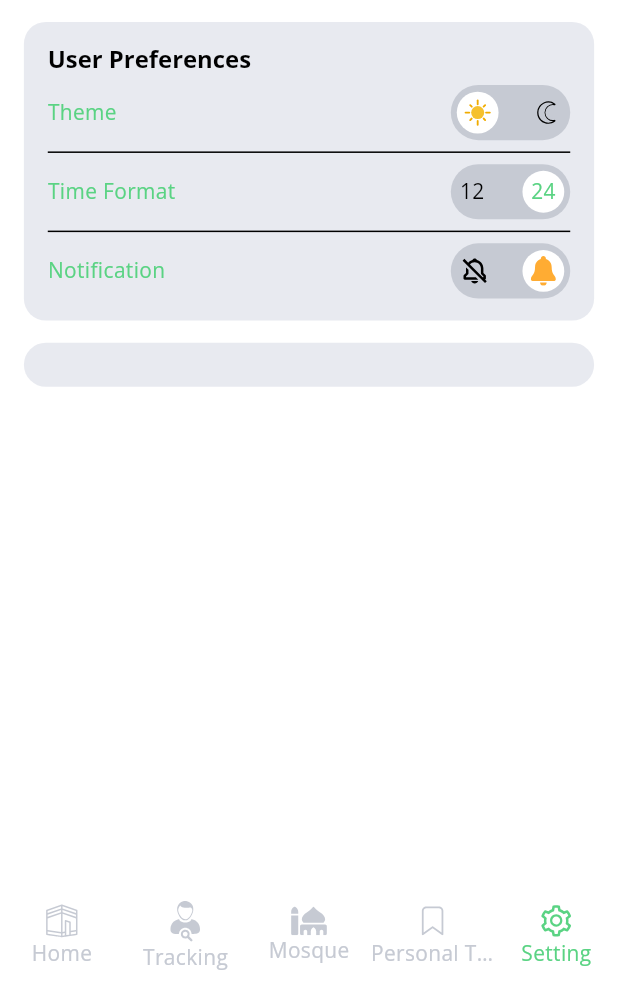
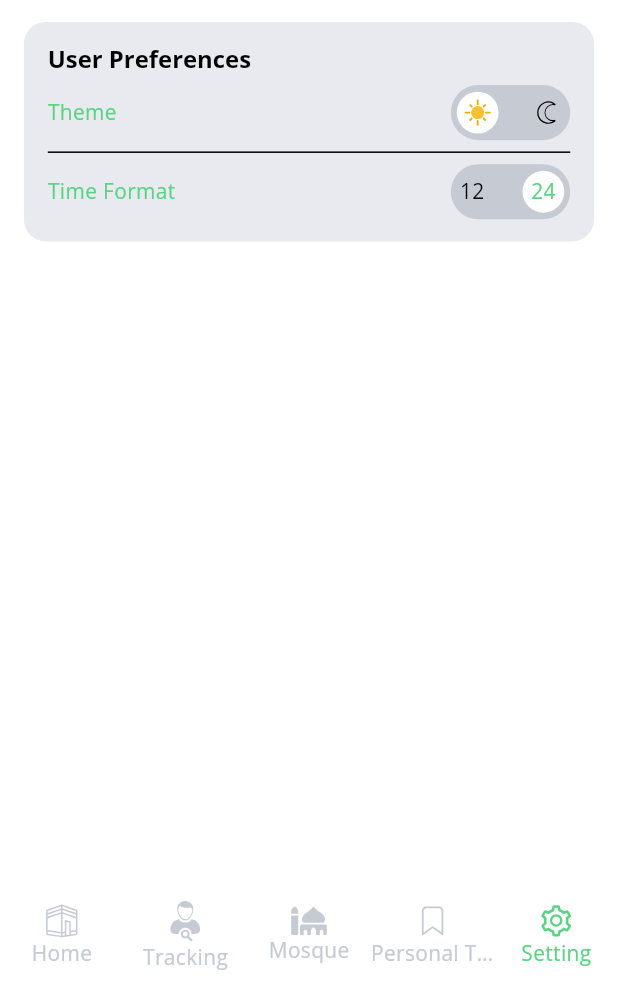
Before and after one commit to ashrafulparan2/Deen-An-Islamic-Application, a Flutter app: the TabScaffold screen opened directly, item 5 of the bottom bar chosen, on a phone screen of 412 x 824 dp, the part 253-1236 px from its top. Run offline on Flutter 3.47's test engine with Material 3 defaults, Android fonts, the phone set to English and light mode, and no system bars; our stand-ins replace bloc, cloud_firestore, dartz, dio, equatable, firebase_auth and 19 more; missing offline and left inert: motion_sensors; accounts and stored records are empty; network calls fail; project files that could hold a hidden picture were left out.

Commit message:
settings page changed

```diff
--- a/lib/src/features/setting/widget/social_media_card.dart
+++ b/lib/src/features/setting/widget/social_media_card.dart
@@ -10,82 +10,6 @@
 
   @override
   Widget build(BuildContext context) {
-    return SiratCard(
-      child: Column(
-        children: [
-          Row(
-              crossAxisAlignment: CrossAxisAlignment.start,
-              children: socialMediaList.length >= 3
-                  ? List.generate(
-                      3,
-                      (index) {
-                        return Expanded(
-                          child: SocialMediaButton(
-                            socialMediaList[index],
-                          ),
-                        );
-                      },
-                    )
-                  : [
-                      ...List.generate(
-                        socialMediaList.length,
-                        (index) {
-                          return Expanded(
-                            child: SocialMediaButton(
-                              socialMediaList[index],
-                            ),
-                          );
-                        },
-                      ),
-                      ...List.generate(
-                        3 - socialMediaList.length,
-                        (index) {
-                          return Expanded(
-                            child: Container(),
-                          );
-                        },
-                      ),
-                    ]),
-          if (socialMediaList.length > 3)
-            SizedBox(
-              height: 16.h,
-            ),
-          if (socialMediaList.length > 3)
-            Row(
-                crossAxisAlignment: CrossAxisAlignment.start,
-                children: socialMediaList.length >= 6
-                    ? List.generate(
-                        3,
-                        (index) {
-                          return Expanded(
-                            child: SocialMediaButton(
-                              socialMediaList[index + 3],
-                            ),
-                          );
-                        },
-                      )
-                    : [
-                        ...List.generate(
-                          socialMediaList.length - 3,
-                          (index) {
-                            return Expanded(
-                              child: SocialMediaButton(
-                                socialMediaList[index + 3],
-                              ),
-                            );
-                          },
-                        ),
-                        ...List.generate(
-                          6 - socialMediaList.length,
-                          (index) {
-                            return Expanded(
-                              child: Container(),
-                            );
-                          },
-                        ),
-                      ])
-        ],
-      ),
-    );
+    return Container();
   }
 }
--- a/lib/src/features/setting/widget/user_preference_card.dart
+++ b/lib/src/features/setting/widget/user_preference_card.dart
@@ -78,28 +78,28 @@
               ),
             ],
           ),
-          Divider(),
-          Row(
-            mainAxisAlignment: MainAxisAlignment.spaceBetween,
-            children: [
-              Text(
-                'Notification',
-                style: Theme.of(context)
-                    .textTheme
-                    .bodyMedium!
-                    .copyWith(color: Theme.of(context).primaryColor),
-              ),
-              BlocBuilder<NotificationBloc, NotificationState>(
-                builder: (context, state) {
-                  return ChangeNotificationSwitch(
-                      value: state.status == PermissionStatus.granted,
-                      onChanged: (_) {
-                        notificationSwitchOnToggle(state, context);
-                      });
-                },
-              ),
-            ],
-          )
+          // Divider(),
+          // Row(
+          //   mainAxisAlignment: MainAxisAlignment.spaceBetween,
+          //   children: [
+          //     Text(
+          //       'Notification',
+          //       style: Theme.of(context)
+          //           .textTheme
+          //           .bodyMedium!
+          //           .copyWith(color: Theme.of(context).primaryColor),
+          //     ),
+          //     BlocBuilder<NotificationBloc, NotificationState>(
+          //       builder: (context, state) {
+          //         return ChangeNotificationSwitch(
+          //             value: state.status == PermissionStatus.granted,
+          //             onChanged: (_) {
+          //               notificationSwitchOnToggle(state, context);
+          //             });
+          //       },
+          //     ),
+          //   ],
+          // )
         ],
       ),
     );
```
